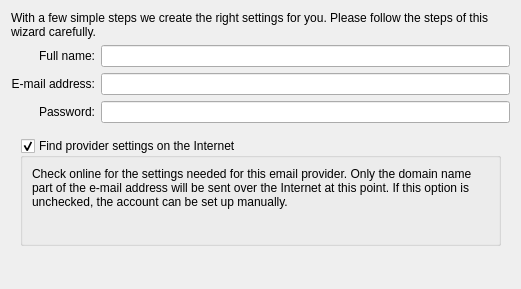
First picture: the form in accountwizard/src/ui/personaldatapage.ui, repository KDE/kdepim, before the edit.
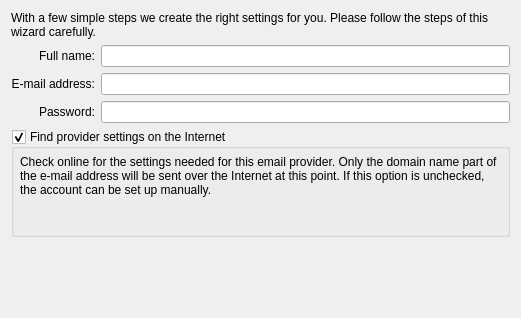
Second picture: the form after the edit. Custom widgets are drawn as their Qt base class.

Commit message: Remove double margin

What changed in the file:
```diff
--- a/accountwizard/src/ui/personaldatapage.ui
+++ b/accountwizard/src/ui/personaldatapage.ui
@@ -7,7 +7,7 @@
     <x>0</x>
     <y>0</y>
     <width>521</width>
-    <height>289</height>
+    <height>318</height>
    </rect>
   </property>
   <layout class="QVBoxLayout" name="verticalLayout_3">
@@ -104,6 +104,18 @@
      </property>
      <widget class="QWidget" name="internetPage">
       <layout class="QHBoxLayout" name="horizontalLayout_3">
+       <property name="leftMargin">
+        <number>0</number>
+       </property>
+       <property name="topMargin">
+        <number>0</number>
+       </property>
+       <property name="rightMargin">
+        <number>0</number>
+       </property>
+       <property name="bottomMargin">
+        <number>0</number>
+       </property>
        <item>
         <widget class="QGroupBox" name="checkOnlineGroupBox">
          <property name="title">
@@ -113,6 +125,18 @@
           <bool>true</bool>
          </property>
          <layout class="QVBoxLayout" name="verticalLayout">
+          <property name="leftMargin">
+           <number>6</number>
+          </property>
+          <property name="topMargin">
+           <number>6</number>
+          </property>
+          <property name="rightMargin">
+           <number>6</number>
+          </property>
+          <property name="bottomMargin">
+           <number>6</number>
+          </property>
           <item>
            <widget class="QLabel" name="checkOnlineExplanation">
             <property name="text">
@@ -137,6 +161,18 @@
      </widget>
      <widget class="QWidget" name="accountPage">
       <layout class="QGridLayout" name="gridLayout_4">
+       <property name="leftMargin">
+        <number>0</number>
+       </property>
+       <property name="topMargin">
+        <number>0</number>
+       </property>
+       <property name="rightMargin">
+        <number>0</number>
+       </property>
+       <property name="bottomMargin">
+        <number>0</number>
+       </property>
        <item row="0" column="0">
         <layout class="QHBoxLayout" name="horizontalLayout">
          <item>
```
